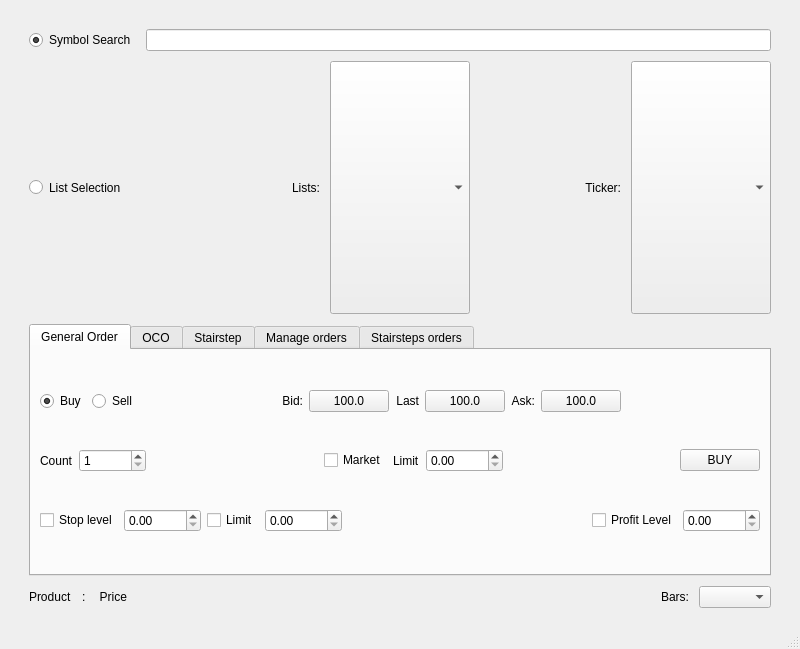
irrelevantmuch/IB_apps, file uiComps/qtGeneration/TradingWindow.ui: the form before one commit.
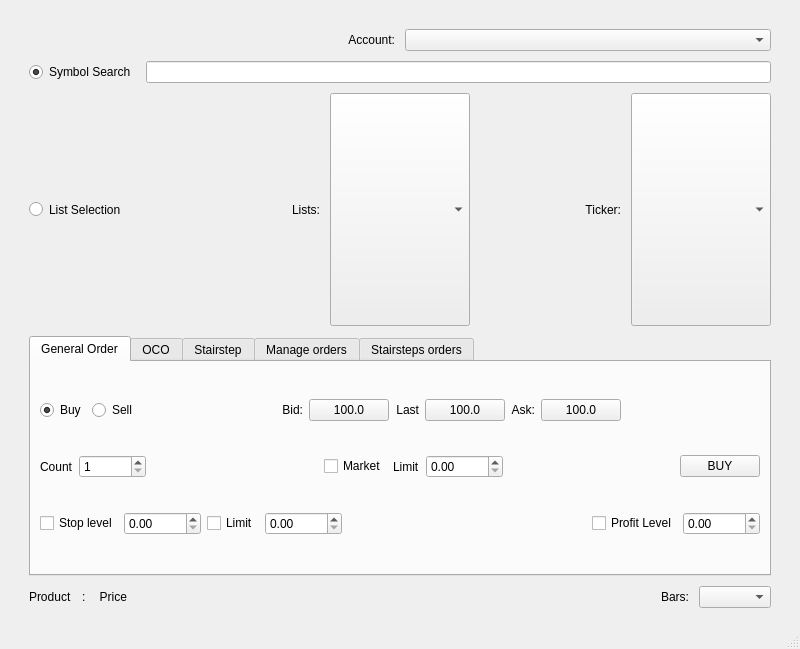
The form after the commit. Custom widgets are drawn as their Qt base class.

Patch:
```diff
--- a/uiComps/qtGeneration/TradingWindow.ui
+++ b/uiComps/qtGeneration/TradingWindow.ui
@@ -40,7 +40,7 @@
    </property>
    <layout class="QGridLayout" name="gridLayout_2">
     <item row="0" column="1">
-     <layout class="QVBoxLayout" name="vertical_stack" stretch="0,0,0,0">
+     <layout class="QVBoxLayout" name="vertical_stack" stretch="0,0,0,0,0">
       <property name="spacing">
        <number>10</number>
       </property>
@@ -59,6 +59,23 @@
       <property name="bottomMargin">
        <number>10</number>
       </property>
+      <item>
+       <layout class="QHBoxLayout" name="horizontalLayout_8">
+        <item>
+         <widget class="QLabel" name="label_17">
+          <property name="text">
+           <string>Account:</string>
+          </property>
+          <property name="alignment">
+           <set>Qt::AlignRight|Qt::AlignTrailing|Qt::AlignVCenter</set>
+          </property>
+         </widget>
+        </item>
+        <item>
+         <widget class="QComboBox" name="account_selector"/>
+        </item>
+       </layout>
+      </item>
       <item>
        <layout class="QHBoxLayout" name="symbol_layout">
         <item>
```
Left out of the diff: 4 changed lines with no effect on the pictures.
